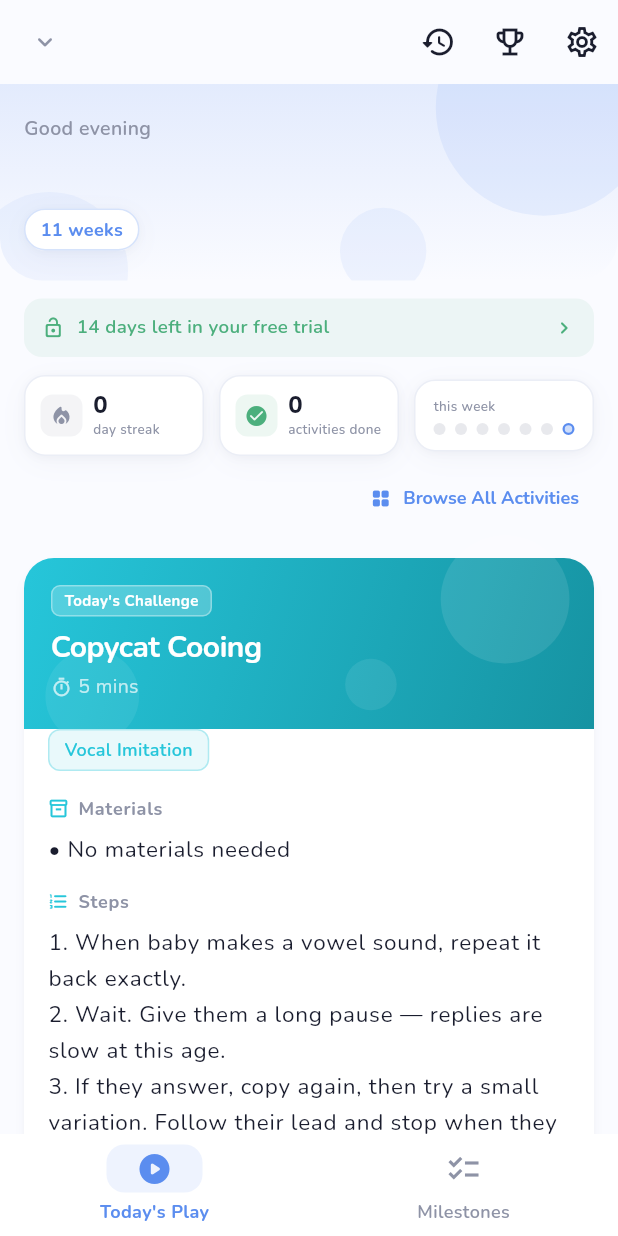
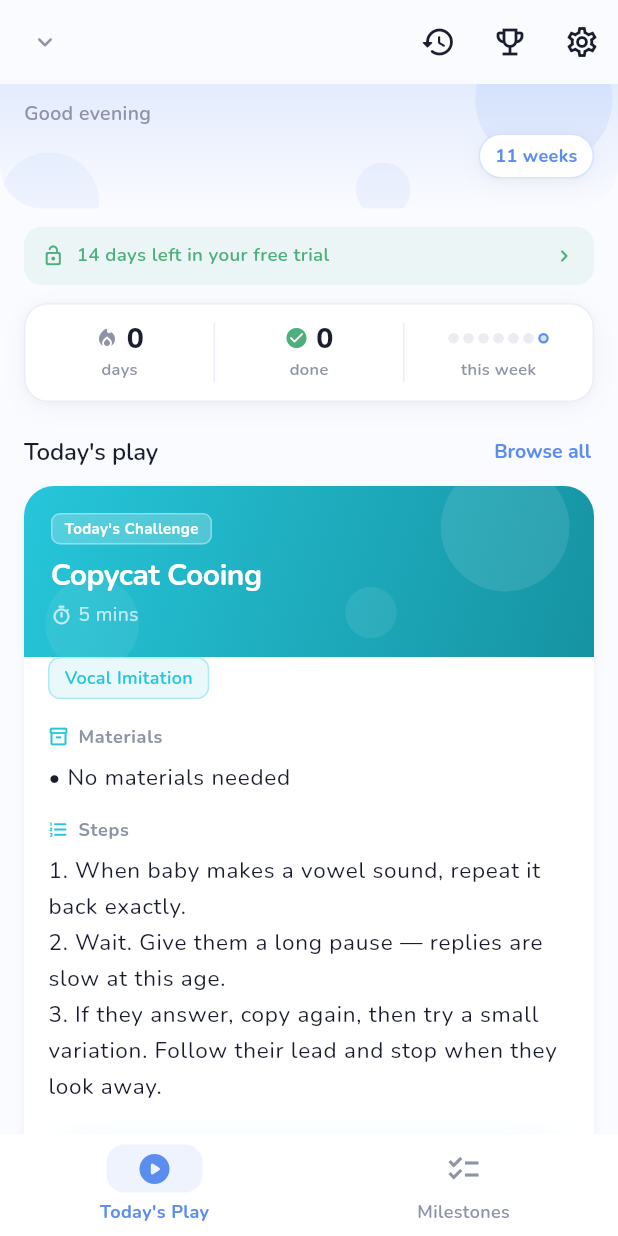
Before and after one commit to nikkyzam/Kids-app, a Flutter app: the HomeScreen screen opened directly, on a phone screen of 412 x 824 dp. Run offline on Flutter 3.47's test engine with Material 3 defaults, Android fonts, the phone set to English and light mode, and no system bars; our stand-ins replace confetti, file_picker, flutter_local_notifications, image_picker, in_app_purchase, pdf and 7 more; accounts and stored records are empty.

Commit message:
fix: reclaim the top of the home screen, and stop two labels losing Nunito
Three things, found by rendering the screens rather than reading them.

The hero spent about a third of a 844pt phone saying "Good morning",
the child's name, and an age chip — stacked, so the right half stayed
empty and the first real content started below the fold. The age chip now
sits on the name's baseline, which fills that gap and returns roughly
120pt to content: the milestone card is visible without scrolling where
it used to be cut off.

The three stats under it were three separate pills with three different
internal layouts — one stacked, one wrapped "activities done" onto a
third line, one had no icon at all — so they read as unrelated objects of
unequal height. They share one card and one column template now, and the
labels are short enough not to wrap at any text scale.

"Browse All Activities" floated right-aligned in dead space with nothing
above or below it, reading as something left behind rather than a heading
for what followed. It is now the trailing action of a "Today's play"
heading, which also gives the activity card a label.

Separately: a button that passes `textStyle` to `styleFrom` *replaces*
the theme's style rather than merging into it, so an override that omits
fontFamily silently drops Nunito and renders that one label in the
platform font. The milestones "Export" button and the new "Browse all"
both did. AppTheme.fontFamily is public now so an override can name it,
and the two files that had hardcoded 'Nunito' use it too.

Co-Authored-By: Claude Opus 5 <noreply@anthropic.com>
Claude-Session: https://claude.ai/code/session_0128Jw5p77kaxMFchJK7ifJr

```diff
--- a/lib/screens/home/home_screen.dart
+++ b/lib/screens/home/home_screen.dart
@@ -171,7 +171,8 @@ class _ActivityTab extends StatelessWidget {
         const SliverToBoxAdapter(child: TrialBanner()),
         const SliverToBoxAdapter(child: StreakBanner()),
         SliverToBoxAdapter(child: _buildLibraryButton(context)),
-        const SliverToBoxAdapter(child: SizedBox(height: 16)),
+        // Tight against the heading above it, which now labels this card.
+        const SliverToBoxAdapter(child: SizedBox(height: 10)),
         SliverPadding(
           padding: const EdgeInsets.symmetric(horizontal: 16),
           sliver:
@@ -242,23 +243,41 @@ class _ActivityTab extends StatelessWidget {
     );
   }
 
+  /// A section heading for the activity card, with the library as its trailing
+  /// action.
+  ///
+  /// The link used to float alone against the background, right-aligned with
+  /// empty space above and below it, so it read as something left behind
+  /// rather than the heading of what follows. Pairing it with a title gives
+  /// the card underneath a label and the link somewhere to belong.
   Widget _buildLibraryButton(BuildContext context) {
     return Padding(
-      padding: const EdgeInsets.fromLTRB(16, 4, 16, 0),
-      child: Align(
-        alignment: Alignment.centerRight,
-        child: TextButton.icon(
-          icon: const Icon(Icons.grid_view_rounded, size: 14),
-          label: const Text('Browse All Activities',
-              style: TextStyle(fontSize: 12)),
+      padding: const EdgeInsets.fromLTRB(16, 20, 8, 0),
+      child: Row(
+        children: [
+          Expanded(
+            child: Text(
+              "Today's play",
+              style: Theme.of(context).textTheme.titleMedium,
+            ),
+          ),
+          TextButton(
             style: TextButton.styleFrom(
               foregroundColor: AppTheme.primary,
               padding: const EdgeInsets.symmetric(horizontal: 10, vertical: 4),
+              minimumSize: Size.zero,
+              tapTargetSize: MaterialTapTargetSize.shrinkWrap,
+              textStyle: const TextStyle(
+                  fontFamily: AppTheme.fontFamily,
+                  fontSize: 13,
+                  fontWeight: FontWeight.w700),
             ),
             onPressed: () => Navigator.of(context).push(
               MaterialPageRoute(builder: (_) => const ActivityLibraryScreen()),
             ),
+            child: const Text('Browse all'),
           ),
+        ],
       ),
     );
   }
@@ -292,7 +311,15 @@ class _ActivityTab extends StatelessWidget {
             ),
           ),
           Padding(
-            padding: const EdgeInsets.fromLTRB(16, 20, 16, 20),
+            // The age chip sits on the name's baseline rather than under it:
+            // stacked, the three lines pushed the first real content a third
+            // of the way down the screen while the right half of the hero
+            // stayed empty.
+            padding: const EdgeInsets.fromLTRB(16, 10, 16, 16),
+            child: Row(
+              crossAxisAlignment: CrossAxisAlignment.end,
+              children: [
+                Expanded(
                   child: Column(
                     crossAxisAlignment: CrossAxisAlignment.start,
                     children: [
@@ -301,11 +328,21 @@ class _ActivityTab extends StatelessWidget {
                               .textTheme
                               .bodyMedium
                               ?.copyWith(fontWeight: FontWeight.w600)),
-                Text(name, style: Theme.of(context).textTheme.displayLarge),
-                const SizedBox(height: 6),
-                Container(
+                      Text(
+                        name,
+                        maxLines: 1,
+                        overflow: TextOverflow.ellipsis,
+                        style: Theme.of(context).textTheme.displayLarge,
+                      ),
+                    ],
+                  ),
+                ),
+                const SizedBox(width: 12),
+                Padding(
+                  padding: const EdgeInsets.only(bottom: 4),
+                  child: Container(
                     padding:
-                      const EdgeInsets.symmetric(horizontal: 10, vertical: 4),
+                        const EdgeInsets.symmetric(horizontal: 10, vertical: 5),
                     decoration: BoxDecoration(
                       color: Colors.white,
                       borderRadius: BorderRadius.circular(20),
@@ -314,10 +351,13 @@ class _ActivityTab extends StatelessWidget {
                       boxShadow: AppTheme.cardShadow,
                     ),
                     child: Text(age,
+                        maxLines: 1,
+                        overflow: TextOverflow.ellipsis,
                         style: const TextStyle(
                             fontSize: 12,
                             color: AppTheme.primary,
                             fontWeight: FontWeight.w700)),
+                  ),
                 ),
               ],
             ),
--- a/lib/screens/memories/memories_timeline_screen.dart
+++ b/lib/screens/memories/memories_timeline_screen.dart
@@ -635,7 +635,7 @@ class _MemoryDetailSheet extends StatelessWidget {
                           borderRadius: BorderRadius.circular(14),
                         ),
                         textStyle: const TextStyle(
-                          fontFamily: 'Nunito',
+                          fontFamily: AppTheme.fontFamily,
                           fontSize: 15,
                           fontWeight: FontWeight.w700,
                         ),
--- a/lib/screens/milestones/milestones_screen.dart
+++ b/lib/screens/milestones/milestones_screen.dart
@@ -101,7 +101,9 @@ class MilestonesScreen extends StatelessWidget {
                                   color: Colors.white.withValues(alpha: 0.35)),
                             ),
                             textStyle: const TextStyle(
-                                fontSize: 12.5, fontWeight: FontWeight.w700),
+                                fontFamily: AppTheme.fontFamily,
+                                fontSize: 12.5,
+                                fontWeight: FontWeight.w700),
                           ),
                         ),
                       ],
--- a/lib/screens/settings/family_sharing_screen.dart
+++ b/lib/screens/settings/family_sharing_screen.dart
@@ -178,7 +178,7 @@ class _FamilySharingScreenState extends State<FamilySharingScreen> {
                 borderRadius: BorderRadius.circular(14),
               ),
               textStyle: const TextStyle(
-                fontFamily: 'Nunito',
+                fontFamily: AppTheme.fontFamily,
                 fontSize: 15,
                 fontWeight: FontWeight.w700,
               ),
@@ -227,7 +227,7 @@ class _FamilySharingScreenState extends State<FamilySharingScreen> {
                       _myCode!,
                       overflow: TextOverflow.ellipsis,
                       style: const TextStyle(
-                        fontFamily: 'Nunito',
+                        fontFamily: AppTheme.fontFamily,
                         fontSize: 28,
                         fontWeight: FontWeight.w800,
                         color: AppTheme.primary,
@@ -302,7 +302,7 @@ class _FamilySharingScreenState extends State<FamilySharingScreen> {
               counterText: '',
             ),
             style: const TextStyle(
-              fontFamily: 'Nunito',
+              fontFamily: AppTheme.fontFamily,
               fontSize: 18,
               fontWeight: FontWeight.w700,
               letterSpacing: 4,
@@ -552,7 +552,7 @@ class _SyncStatusChip extends StatelessWidget {
           Text(
             label,
             style: TextStyle(
-              fontFamily: 'Nunito',
+              fontFamily: AppTheme.fontFamily,
               fontSize: 12,
               fontWeight: FontWeight.w700,
               color: color,
--- a/lib/theme/app_theme.dart
+++ b/lib/theme/app_theme.dart
@@ -25,7 +25,14 @@ class AppTheme {
   /// Hairline used where a surface needs definition without a shadow.
   static const Color border = Color(0xFFEBEEF6);
 
-  static const String _font = 'Nunito';
+  /// The app's typeface.
+  ///
+  /// Public because a button that overrides `textStyle` through `styleFrom`
+  /// *replaces* the theme's style rather than merging into it — so an override
+  /// that omits the family silently drops Nunito and renders that one label in
+  /// the platform font. Every override needs to name it.
+  static const String fontFamily = 'Nunito';
+  static const String _font = fontFamily;
 
   /// Corner radius for cards. Shared so that anything drawing its own surface
   /// inside a Card (e.g. a tinted header) can match the clip exactly.
--- a/lib/widgets/streak_banner.dart
+++ b/lib/widgets/streak_banner.dart
@@ -5,6 +5,14 @@ import '../providers/activity_provider.dart';
 import '../theme/app_theme.dart';
 import '../utils/clock.dart';
 
+/// The three numbers a parent checks at a glance: the streak, the running
+/// total, and whether this week has gaps in it.
+///
+/// One card divided into three columns rather than three separate pills. The
+/// pills each had their own internal layout — one stacked, one wrapped onto a
+/// third line, one had no icon at all — so the row read as three unrelated
+/// things of three different heights. Sharing a card and a column template
+/// makes them scan as one row of stats, which is what they are.
 class StreakBanner extends StatelessWidget {
   const StreakBanner({super.key});
 
@@ -17,28 +25,44 @@ class StreakBanner extends StatelessWidget {
 
         return Padding(
           padding: const EdgeInsets.symmetric(horizontal: 16),
+          child: Container(
+            decoration: BoxDecoration(
+              color: Colors.white,
+              borderRadius: BorderRadius.circular(16),
+              border: Border.all(color: AppTheme.border),
+              boxShadow: AppTheme.cardShadow,
+            ),
+            child: IntrinsicHeight(
               child: Row(
+                crossAxisAlignment: CrossAxisAlignment.stretch,
                 children: [
                   Expanded(
-                  child: _StatPill(
+                    child: _Stat(
                       icon: Icons.local_fire_department_rounded,
-                iconColor:
-                    streak > 0 ? const Color(0xFFFF7043) : AppTheme.textMuted,
-                value: streak.toString(),
-                label: 'day streak',
-                highlight: streak >= 3,
-              )),
-              const SizedBox(width: 10),
+                      color: streak > 0
+                          ? const Color(0xFFFF7043)
+                          : AppTheme.textMuted,
+                      value: '$streak',
+                      // "day streak" wrapped onto a second line at every text
+                      // scale above 1.0. The icon already says which streak.
+                      label: streak == 1 ? 'day' : 'days',
+                      emphasised: streak >= 3,
+                    ),
+                  ),
+                  const _Divider(),
                   Expanded(
-                  child: _StatPill(
+                    child: _Stat(
                       icon: Icons.check_circle_rounded,
-                iconColor: AppTheme.success,
-                value: total.toString(),
-                label: 'activities done',
-              )),
-              const SizedBox(width: 10),
-              Expanded(child: _WeekDots()),
+                      color: AppTheme.success,
+                      value: '$total',
+                      label: 'done',
+                    ),
+                  ),
+                  const _Divider(),
+                  Expanded(child: _WeekColumn()),
                 ],
+              ),
+            ),
           ),
         );
       },
@@ -46,62 +70,68 @@ class StreakBanner extends StatelessWidget {
   }
 }
 
-class _StatPill extends StatelessWidget {
+/// A hairline between columns, inset so it does not touch the card's corners.
+class _Divider extends StatelessWidget {
+  const _Divider();
+
+  @override
+  Widget build(BuildContext context) => Padding(
+        padding: const EdgeInsets.symmetric(vertical: 12),
+        child: Container(width: 1, color: AppTheme.border),
+      );
+}
+
+class _Stat extends StatelessWidget {
   final IconData icon;
-  final Color iconColor;
+  final Color color;
   final String value;
   final String label;
-  final bool highlight;
+  final bool emphasised;
 
-  const _StatPill({
+  const _Stat({
     required this.icon,
-    required this.iconColor,
+    required this.color,
     required this.value,
     required this.label,
-    this.highlight = false,
+    this.emphasised = false,
   });
 
   @override
   Widget build(BuildContext context) {
-    return Container(
-      padding: const EdgeInsets.symmetric(horizontal: 10, vertical: 10),
-      decoration: BoxDecoration(
-        color: Colors.white,
-        borderRadius: BorderRadius.circular(14),
-        border: Border.all(
-            color: highlight
-                ? iconColor.withValues(alpha: 0.35)
-                : AppTheme.border),
-        boxShadow: AppTheme.cardShadow,
+    return Padding(
+      padding: const EdgeInsets.symmetric(vertical: 12, horizontal: 4),
+      child: Column(
+        mainAxisAlignment: MainAxisAlignment.center,
+        children: [
+          Row(
+            mainAxisAlignment: MainAxisAlignment.center,
+            children: [
+              Icon(icon, size: 16, color: color),
+              const SizedBox(width: 5),
+              Flexible(
+                child: Text(
+                  value,
+                  maxLines: 1,
+                  overflow: TextOverflow.ellipsis,
+                  style: TextStyle(
+                    fontSize: 19,
+                    height: 1.1,
+                    fontWeight: FontWeight.w800,
+                    color: emphasised ? color : AppTheme.textDark,
                   ),
-      child: Row(
-        children: [
-          Container(
-            width: 28,
-            height: 28,
-            decoration: BoxDecoration(
-              color: iconColor.withValues(alpha: highlight ? 0.16 : 0.10),
-              borderRadius: BorderRadius.circular(8),
                 ),
-            child: Icon(icon, size: 16, color: iconColor),
               ),
-          const SizedBox(width: 7),
-          Expanded(
-            child: Column(
-              crossAxisAlignment: CrossAxisAlignment.start,
-              children: [
-                Text(value,
-                    style: TextStyle(
-                        fontSize: 16,
-                        fontWeight: FontWeight.w800,
-                        height: 1.1,
-                        color: highlight ? iconColor : AppTheme.textDark)),
-                Text(label,
+            ],
+          ),
+          const SizedBox(height: 2),
+          Text(
+            label,
+            maxLines: 1,
+            overflow: TextOverflow.ellipsis,
             style: const TextStyle(
-                        fontSize: 9,
+              fontSize: 11,
               color: AppTheme.textMuted,
-                        fontWeight: FontWeight.w500)),
-              ],
+              fontWeight: FontWeight.w600,
             ),
           ),
         ],
@@ -110,31 +140,23 @@ class _StatPill extends StatelessWidget {
   }
 }
 
-class _WeekDots extends StatelessWidget {
+/// The last seven days as dots, newest at the right, sharing the column
+/// template so it lines up with the two numeric stats beside it.
+class _WeekColumn extends StatelessWidget {
   @override
   Widget build(BuildContext context) {
     return Consumer<ActivityProvider>(
       builder: (context, ap, _) {
         final today = Clock.today();
-        return Container(
-          padding: const EdgeInsets.symmetric(horizontal: 12, vertical: 10),
-          decoration: BoxDecoration(
-            color: Colors.white,
-            borderRadius: BorderRadius.circular(14),
-            border: Border.all(color: AppTheme.border),
-            boxShadow: AppTheme.cardShadow,
-          ),
+        return Padding(
+          padding: const EdgeInsets.symmetric(vertical: 12, horizontal: 8),
           child: Column(
-            crossAxisAlignment: CrossAxisAlignment.start,
+            mainAxisAlignment: MainAxisAlignment.center,
             children: [
-              const Text('this week',
-                  style: TextStyle(
-                      fontSize: 9,
-                      color: AppTheme.textMuted,
-                      fontWeight: FontWeight.w500)),
-              const SizedBox(height: 4),
-              Row(
-                mainAxisAlignment: MainAxisAlignment.spaceBetween,
+              SizedBox(
+                height: 21,
+                child: Row(
+                  mainAxisAlignment: MainAxisAlignment.center,
                   children: List.generate(7, (i) {
                     // Calendar components, not `subtract(Duration(days: n))`: a
                     // Duration is exactly 24 hours, so across a daylight-saving
@@ -143,22 +165,37 @@ class _WeekDots extends StatelessWidget {
                         DateTime(today.year, today.month, today.day - (6 - i));
                     final isToday = i == 6;
                     final done = ap.completedOnDay(day);
-                  return Container(
-                    width: 8,
-                    height: 8,
+                    return Padding(
+                      padding: const EdgeInsets.symmetric(horizontal: 1.5),
+                      child: Container(
+                        width: 7,
+                        height: 7,
                         decoration: BoxDecoration(
                           shape: BoxShape.circle,
                           color: done
                               ? AppTheme.success
                               : isToday
-                              ? AppTheme.primary.withValues(alpha: 0.3)
-                              : AppTheme.textMuted.withValues(alpha: 0.2),
+                                  ? AppTheme.primary.withValues(alpha: 0.25)
+                                  : AppTheme.textMuted.withValues(alpha: 0.18),
                           border: isToday && !done
                               ? Border.all(color: AppTheme.primary, width: 1.5)
                               : null,
                         ),
+                      ),
                     );
                   }),
+                ),
+              ),
+              const SizedBox(height: 2),
+              const Text(
+                'this week',
+                maxLines: 1,
+                overflow: TextOverflow.ellipsis,
+                style: TextStyle(
+                  fontSize: 11,
+                  color: AppTheme.textMuted,
+                  fontWeight: FontWeight.w600,
+                ),
               ),
             ],
           ),
```
Lines whose indentation alone changed are shown as unchanged.
